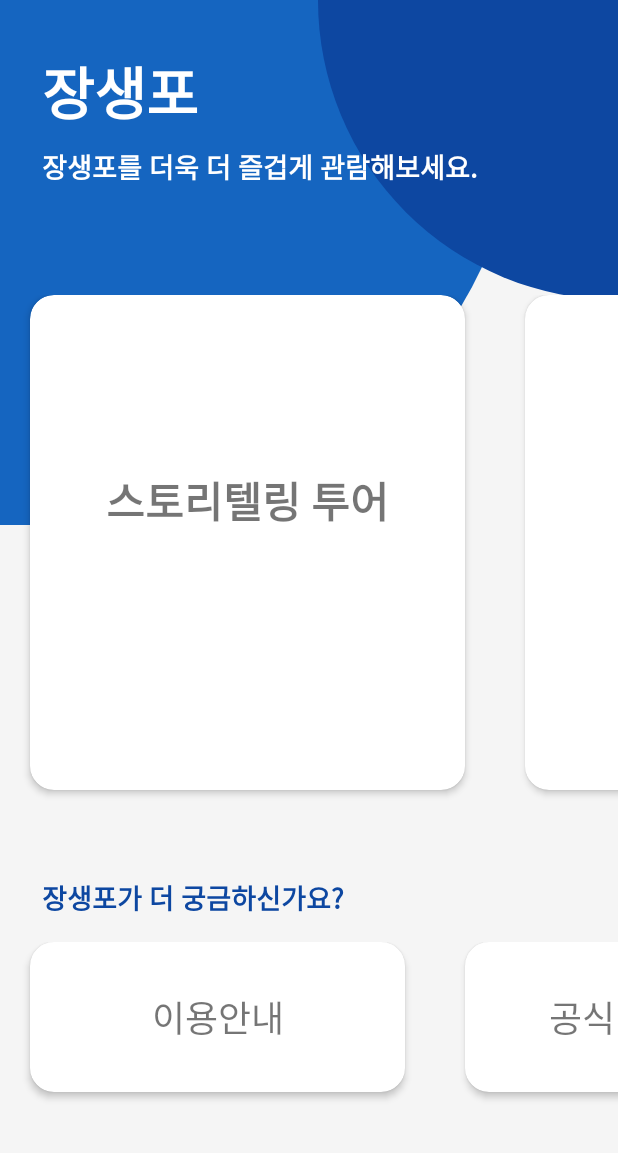
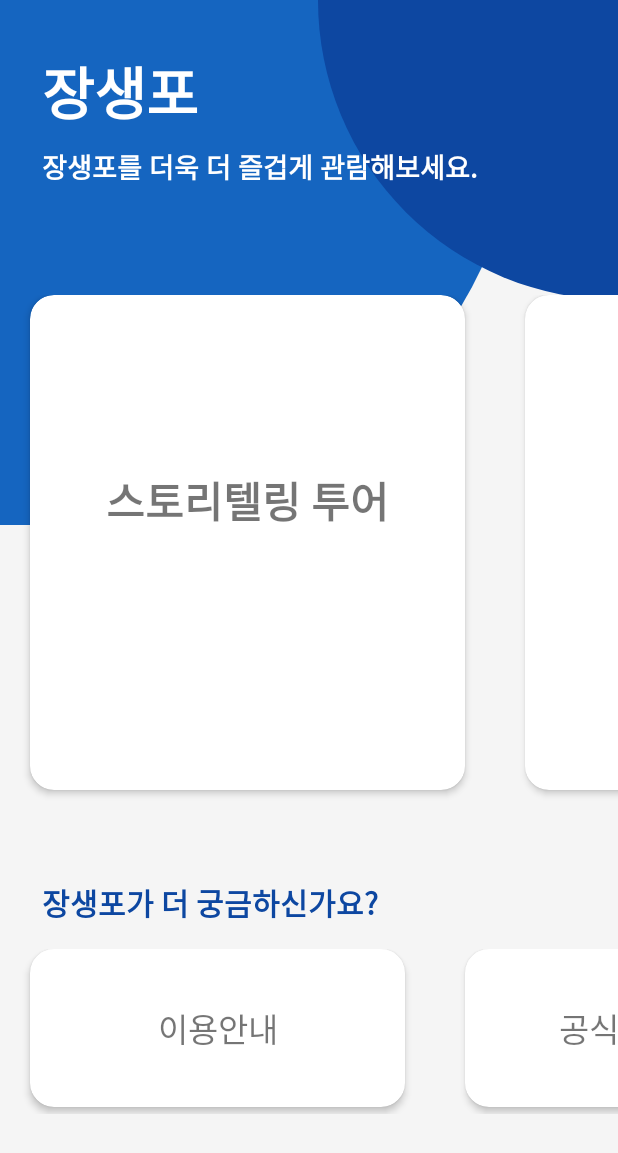
Before and after one commit to gurdlwl/Jangsaengpo_App, an Android app: the screen it shows after launch (MainActivity), on a phone screen of 412 x 824 dp. Shown: the top 1153 px of the screen. Run offline under Robolectric (Android 15) with nearby library versions, the phone set to English and light mode, and no system bars.

Commit message:
코드 깔끔하게 정리

```diff
--- a/app/src/main/AndroidManifest.xml
+++ b/app/src/main/AndroidManifest.xml
@@ -26,8 +26,10 @@
         <activity android:name=".VideoActivity" />
         <activity android:name=".StampActivity" />
         <activity android:name=".MapActivity" />
-        <activity android:name=".VideoPlayActivity"
+        <activity
+            android:name=".VideoPlayActivity"
             android:theme="@style/FullScreen" />
+        <activity android:name=".InfoActivity"></activity>
     </application>
 
 </manifest>
--- a/app/src/main/java/kr/hs/dgsw/jangsengpoapp/MainActivity.java
+++ b/app/src/main/java/kr/hs/dgsw/jangsengpoapp/MainActivity.java
@@ -92,11 +92,14 @@ public class MainActivity extends AppCompatActivity implements MainListClickList
         String url = "http://www.whalecity.kr";
 
         if(position == 0){
+            Intent intent = new Intent(getApplicationContext(), InfoActivity.class);
+            startActivity(intent);
         } else if(position == 1){
             Intent intent = new Intent(Intent.ACTION_VIEW, Uri.parse(url));
             startActivity(intent);
         } else if(position == 2){
-
+            Intent intent = new Intent(getApplicationContext(), InfoActivity.class);
+            startActivity(intent);
         } else if(position == 3){
 
         }
--- a/app/src/main/res/layout/activity_main.xml
+++ b/app/src/main/res/layout/activity_main.xml
@@ -33,7 +33,6 @@
         android:layout_marginStart="28dp"
         android:layout_marginTop="32dp"
         android:text="@string/app_name"
-        android:textAlignment="center"
         android:textColor="#FFFFFF"
         android:textSize="38sp"
         android:textStyle="bold"
@@ -56,11 +55,11 @@
         android:layout_width="wrap_content"
         android:layout_height="wrap_content"
         android:layout_marginStart="28dp"
-        android:layout_marginTop="8dp"
+        android:layout_marginTop="10dp"
         android:text="@string/app_name_info2"
         android:textAllCaps="false"
         android:textColor="@color/colorPrimaryDark"
-        android:textSize="18sp"
+        android:textSize="20sp"
         android:textStyle="bold"
         app:layout_constraintStart_toStartOf="parent"
         app:layout_constraintTop_toBottomOf="@+id/MainList" />
@@ -68,8 +67,9 @@
     <android.support.v7.widget.RecyclerView
         android:id="@+id/SubList"
         android:layout_width="match_parent"
-        android:layout_height="120dp"
+        android:layout_height="110dp"
         android:layout_marginTop="16dp"
+        android:overScrollMode="never"
         app:layout_constraintEnd_toEndOf="parent"
         app:layout_constraintStart_toStartOf="parent"
         app:layout_constraintTop_toBottomOf="@+id/SubText2" />
--- a/app/src/main/res/layout/item_list2.xml
+++ b/app/src/main/res/layout/item_list2.xml
@@ -3,7 +3,7 @@
     xmlns:app="http://schemas.android.com/apk/res-auto"
     xmlns:tools="http://schemas.android.com/tools"
     android:layout_width="250dp"
-    android:layout_height="100dp"
+    android:layout_height="105dp"
     android:layout_marginStart="20dp"
     android:layout_marginEnd="20dp"
     app:cardCornerRadius="16dp"
@@ -19,7 +19,7 @@
             android:layout_width="wrap_content"
             android:layout_height="wrap_content"
             android:text="@string/app_name"
-            android:textSize="24sp"
+            android:textSize="22sp"
             app:layout_constraintBottom_toBottomOf="parent"
             app:layout_constraintEnd_toEndOf="parent"
             app:layout_constraintStart_toStartOf="parent"
--- a/app/src/main/res/values/array.xml
+++ b/app/src/main/res/values/array.xml
@@ -8,9 +8,9 @@
     </string-array>
 
     <string-array name="subList">
-        <item>이용안내</item>
-        <item>공식 홈페이지</item>
-        <item>앱 정보</item>
+        <item>@string/useInfo</item>
+        <item>@string/homepage</item>
+        <item>@string/appInfo</item>
     </string-array>
 
     <string-array name="titles">
--- a/app/src/main/res/values/strings.xml
+++ b/app/src/main/res/values/strings.xml
@@ -14,4 +14,9 @@
 
     <string name="map">장생포 한 눈에 보기</string>
     <string name="map_info">지도를 두 손가락으로 확대, 축소하여 보세요!</string>
+
+
+    <string name="useInfo">이용안내</string>
+    <string name="homepage">공식 홈페이지</string>
+    <string name="appInfo">앱정보</string>
 </resources>
```
Also changed, not shown: app/src/main/java/kr/hs/dgsw/jangsengpoapp/InfoActivity.java (added, +13 -0 lines), app/src/main/res/layout/activity_info.xml (added, +15 -0 lines).
